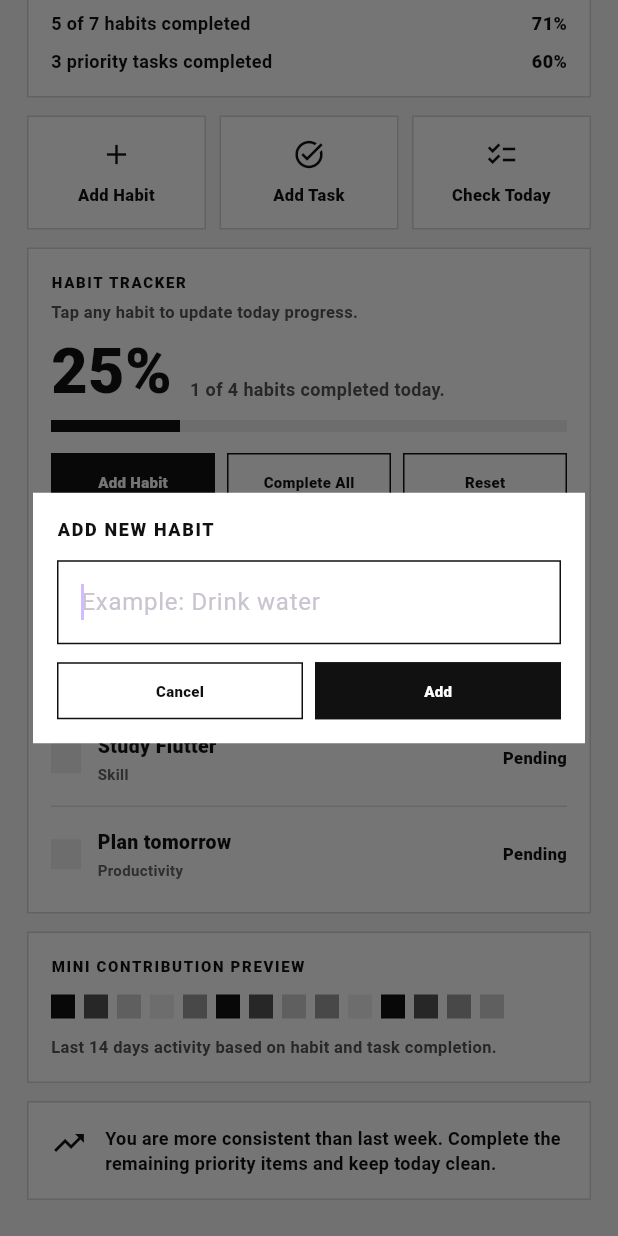
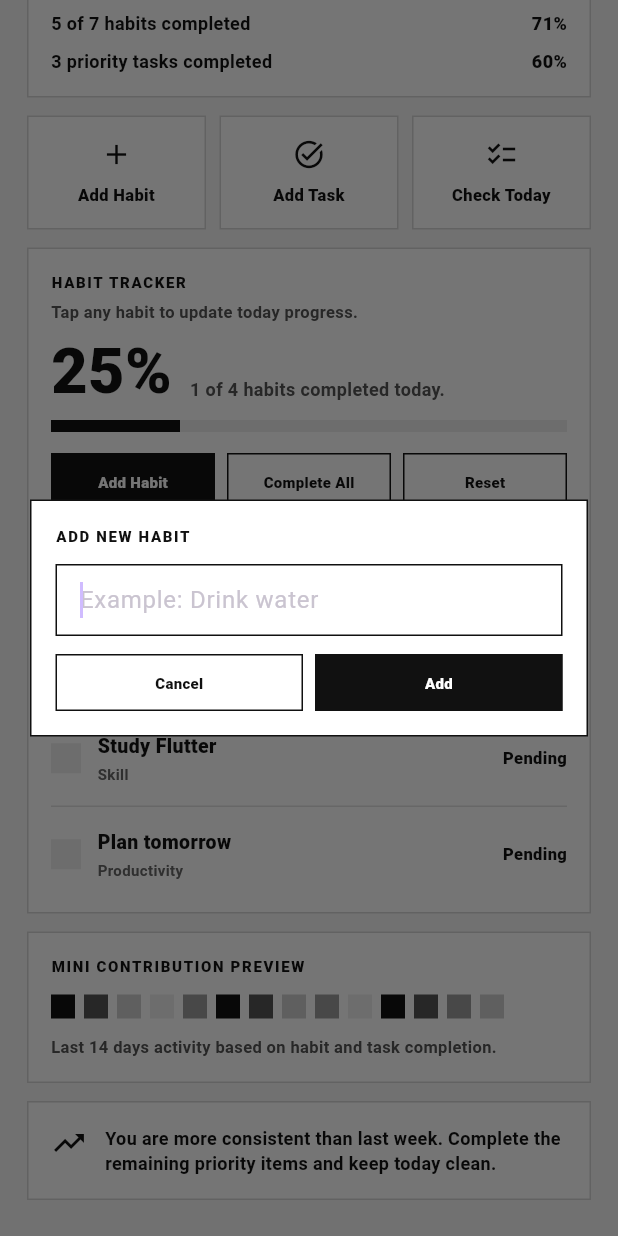
Before and after one commit to GblessSHN-boop/arcflow-mobile-app-vibe-coding-v1, a Flutter app: the HomeDashboardScreen screen opened directly, scrolled down 276 dp, after a tap on "Add Habit", on a phone screen of 412 x 824 dp. Run offline on Flutter 3.47's test engine with Material 3 defaults, Android fonts, the phone set to English and light mode, and no system bars; our stand-ins replace video_player.

Commit message:
fix(habit-tracker): validate stable habit tracker patch version 1.2.1
Version: 1.2.1

EN: Validate and save the stable Habit Tracker patch. Add Habit, checklist interaction, Complete All, Reset, progress update, and ARCFlow application label have been tested on a physical Android device.

ID: Memvalidasi dan menyimpan patch stabil Habit Tracker. Add Habit, interaksi checklist, Complete All, Reset, perubahan progress, dan label aplikasi ARCFlow sudah diuji pada perangkat Android fisik.

Simple EN: This commit saves the working Habit Tracker patch before the next revision phase.

Simple ID: Commit ini menyimpan patch Habit Tracker yang sudah berfungsi sebelum fase revisi berikutnya.

```diff
--- a/lib/features/habit_tracker/presentation/widgets/habit_tracker_panel.dart
+++ b/lib/features/habit_tracker/presentation/widgets/habit_tracker_panel.dart
@@ -92,80 +92,15 @@ class _HabitTrackerPanelState extends State<HabitTrackerPanel> {
   }
 
   Future<void> addHabit() async {
-    final controller = TextEditingController();
-
     final value = await showDialog<String>(
       context: context,
-      builder: (context) {
-        return Dialog(
-          backgroundColor: Colors.white,
-          insetPadding: const EdgeInsets.symmetric(horizontal: 22),
-          shape: const RoundedRectangleBorder(borderRadius: BorderRadius.zero),
-          child: Padding(
-            padding: const EdgeInsets.all(16),
-            child: Column(
-              mainAxisSize: MainAxisSize.min,
-              crossAxisAlignment: CrossAxisAlignment.stretch,
-              children: [
-                const Text(
-                  'ADD NEW HABIT',
-                  style: TextStyle(
-                    color: Color(0xFF111111),
-                    fontSize: 12,
-                    fontWeight: FontWeight.w900,
-                    letterSpacing: 1.1,
-                  ),
-                ),
-                const SizedBox(height: 12),
-                TextField(
-                  controller: controller,
-                  autofocus: true,
-                  decoration: const InputDecoration(
-                    hintText: 'Example: Drink water',
-                    border: OutlineInputBorder(borderRadius: BorderRadius.zero),
-                    enabledBorder: OutlineInputBorder(
-                      borderRadius: BorderRadius.zero,
-                      borderSide: BorderSide(color: Color(0xFFD6D6D6)),
-                    ),
-                    focusedBorder: OutlineInputBorder(
-                      borderRadius: BorderRadius.zero,
-                      borderSide: BorderSide(color: Color(0xFF111111)),
-                    ),
-                  ),
-                ),
-                const SizedBox(height: 12),
-                Row(
-                  children: [
-                    Expanded(
-                      child: _SmallButton(
-                        text: 'Cancel',
-                        filled: false,
-                        onTap: () => Navigator.pop(context),
-                      ),
-                    ),
-                    const SizedBox(width: 8),
-                    Expanded(
-                      child: _SmallButton(
-                        text: 'Add',
-                        filled: true,
-                        onTap: () {
-                          final text = controller.text.trim();
-                          if (text.isEmpty) return;
-                          Navigator.pop(context, text);
-                        },
-                      ),
-                    ),
-                  ],
-                ),
-              ],
-            ),
-          ),
-        );
+      barrierDismissible: true,
+      builder: (dialogContext) {
+        return const _AddHabitDialog();
       },
     );
 
-    controller.dispose();
-
+    if (!mounted) return;
     if (value == null || value.trim().isEmpty) return;
 
     setState(() {
@@ -182,25 +117,11 @@ class _HabitTrackerPanelState extends State<HabitTrackerPanel> {
 
   @override
   Widget build(BuildContext context) {
-    return Container(
-      width: double.infinity,
-      padding: const EdgeInsets.all(15),
-      decoration: BoxDecoration(
-        color: Colors.white,
-        border: Border.all(color: const Color(0xFFD6D6D6), width: 1),
-      ),
+    return _HabitPanelShell(
       child: Column(
         crossAxisAlignment: CrossAxisAlignment.start,
         children: [
-          const Text(
-            'HABIT TRACKER',
-            style: TextStyle(
-              color: Color(0xFF111111),
-              fontSize: 10,
-              fontWeight: FontWeight.w900,
-              letterSpacing: 1.1,
-            ),
-          ),
+          const _SectionLabel('HABIT TRACKER'),
           const SizedBox(height: 6),
           const Text(
             'Tap any habit to update today progress.',
@@ -275,16 +196,125 @@ class _HabitTrackerPanelState extends State<HabitTrackerPanel> {
             return Column(
               children: [
                 _HabitRow(habit: habit, onTap: () => toggleHabit(index)),
-                if (index != habits.length - 1)
-                  Container(
-                    height: 1,
-                    margin: const EdgeInsets.symmetric(vertical: 8),
-                    color: const Color(0xFFE0E0E0),
-                  ),
+                if (index != habits.length - 1) const _DividerLine(),
               ],
             );
           }),
         ],
+      ),
+    );
+  }
+}
+
+class _AddHabitDialog extends StatefulWidget {
+  const _AddHabitDialog();
+
+  @override
+  State<_AddHabitDialog> createState() => _AddHabitDialogState();
+}
+
+class _AddHabitDialogState extends State<_AddHabitDialog> {
+  final TextEditingController controller = TextEditingController();
+  final FocusNode focusNode = FocusNode();
+
+  @override
+  void dispose() {
+    focusNode.unfocus();
+    focusNode.dispose();
+    controller.dispose();
+    super.dispose();
+  }
+
+  void submit() {
+    final text = controller.text.trim();
+    if (text.isEmpty) return;
+
+    FocusScope.of(context).unfocus();
+    Navigator.of(context).pop(text);
+  }
+
+  void cancel() {
+    FocusScope.of(context).unfocus();
+    Navigator.of(context).pop();
+  }
+
+  @override
+  Widget build(BuildContext context) {
+    final bottomInset = MediaQuery.viewInsetsOf(context).bottom;
+
+    return AnimatedPadding(
+      duration: const Duration(milliseconds: 180),
+      curve: Curves.easeOut,
+      padding: EdgeInsets.fromLTRB(20, 20, 20, 20 + bottomInset),
+      child: Center(
+        child: Material(
+          color: Colors.transparent,
+          child: SingleChildScrollView(
+            keyboardDismissBehavior: ScrollViewKeyboardDismissBehavior.onDrag,
+            child: Container(
+              width: double.infinity,
+              constraints: const BoxConstraints(maxWidth: 420),
+              padding: const EdgeInsets.all(16),
+              decoration: BoxDecoration(
+                color: Colors.white,
+                border: Border.all(color: const Color(0xFF111111), width: 1),
+              ),
+              child: Column(
+                mainAxisSize: MainAxisSize.min,
+                crossAxisAlignment: CrossAxisAlignment.stretch,
+                children: [
+                  const _SectionLabel('ADD NEW HABIT'),
+                  const SizedBox(height: 12),
+                  TextField(
+                    controller: controller,
+                    focusNode: focusNode,
+                    autofocus: true,
+                    textInputAction: TextInputAction.done,
+                    onSubmitted: (_) => submit(),
+                    decoration: const InputDecoration(
+                      hintText: 'Example: Drink water',
+                      contentPadding: EdgeInsets.symmetric(
+                        horizontal: 12,
+                        vertical: 12,
+                      ),
+                      border: OutlineInputBorder(
+                        borderRadius: BorderRadius.zero,
+                      ),
+                      enabledBorder: OutlineInputBorder(
+                        borderRadius: BorderRadius.zero,
+                        borderSide: BorderSide(color: Color(0xFFD6D6D6)),
+                      ),
+                      focusedBorder: OutlineInputBorder(
+                        borderRadius: BorderRadius.zero,
+                        borderSide: BorderSide(color: Color(0xFF111111)),
+                      ),
+                    ),
+                  ),
+                  const SizedBox(height: 12),
+                  Row(
+                    children: [
+                      Expanded(
+                        child: _SmallButton(
+                          text: 'Cancel',
+                          filled: false,
+                          onTap: cancel,
+                        ),
+                      ),
+                      const SizedBox(width: 8),
+                      Expanded(
+                        child: _SmallButton(
+                          text: 'Add',
+                          filled: true,
+                          onTap: submit,
+                        ),
+                      ),
+                    ],
+                  ),
+                ],
+              ),
+            ),
+          ),
+        ),
       ),
     );
   }
@@ -422,3 +452,54 @@ class _SmallButton extends StatelessWidget {
     );
   }
 }
+
+class _HabitPanelShell extends StatelessWidget {
+  const _HabitPanelShell({required this.child});
+
+  final Widget child;
+
+  @override
+  Widget build(BuildContext context) {
+    return Container(
+      width: double.infinity,
+      padding: const EdgeInsets.all(15),
+      decoration: BoxDecoration(
+        color: Colors.white,
+        border: Border.all(color: const Color(0xFFD6D6D6), width: 1),
+      ),
+      child: child,
+    );
+  }
+}
+
+class _SectionLabel extends StatelessWidget {
+  const _SectionLabel(this.text);
+
+  final String text;
+
+  @override
+  Widget build(BuildContext context) {
+    return Text(
+      text,
+      style: const TextStyle(
+        color: Color(0xFF111111),
+        fontSize: 10,
+        fontWeight: FontWeight.w900,
+        letterSpacing: 1.1,
+      ),
+    );
+  }
+}
+
+class _DividerLine extends StatelessWidget {
+  const _DividerLine();
+
+  @override
+  Widget build(BuildContext context) {
+    return Container(
+      height: 1,
+      margin: const EdgeInsets.symmetric(vertical: 8),
+      color: const Color(0xFFE0E0E0),
+    );
+  }
+}
--- a/pubspec.yaml
+++ b/pubspec.yaml
@@ -1,7 +1,7 @@
 name: arcflow
 description: ARCFlow premium offline first mobile application prototype.
 publish_to: 'none'
-version: 1.2.0+3
+version: 1.2.1+4
 
 environment:
   sdk: ^3.9.0
```
Also changed, not shown: 3 other files.
